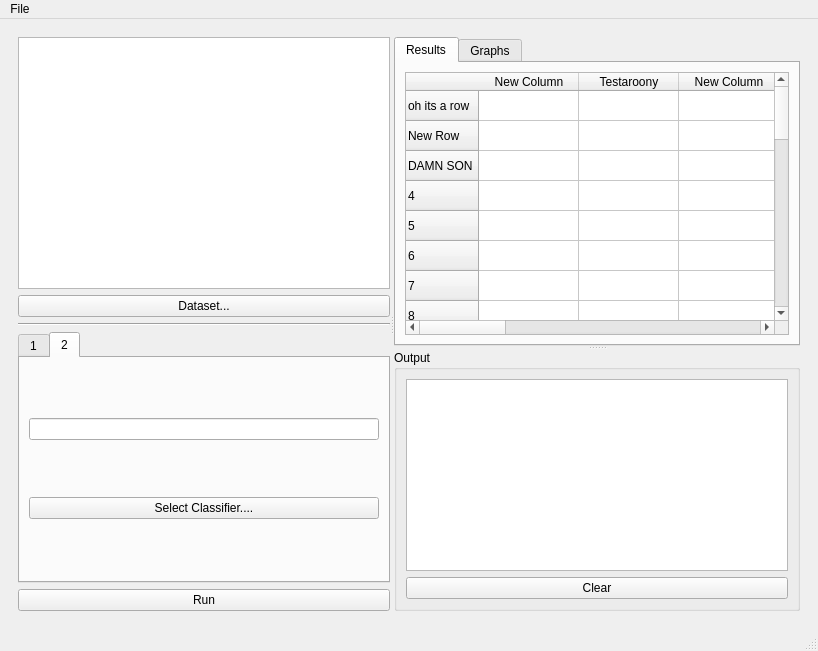
Boxfort/dissertation, file QtCreator/mainWindow.ui: the form before one commit.
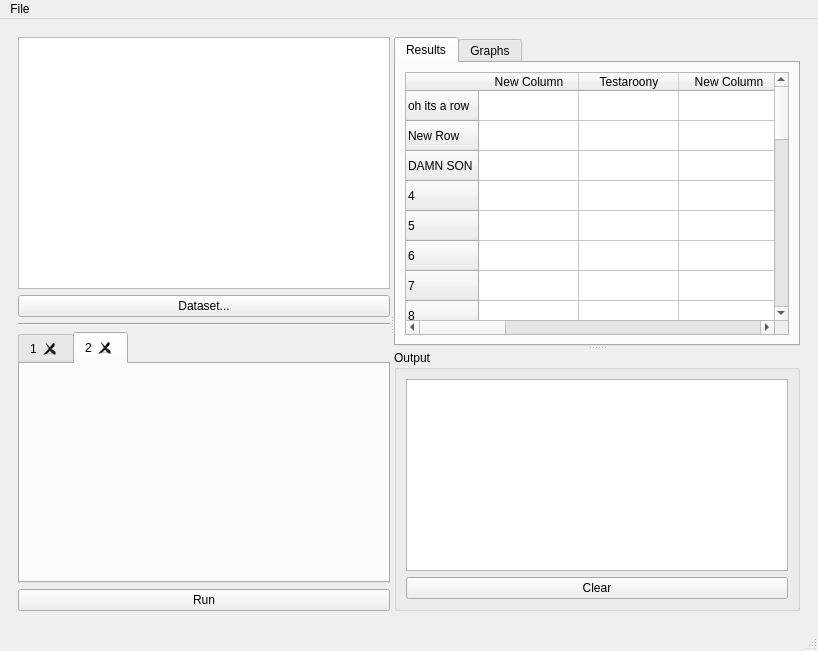
The form after the commit. The open tabs and pages were chosen to show the change.

What changed in the file:
```diff
--- a/QtCreator/mainWindow.ui
+++ b/QtCreator/mainWindow.ui
@@ -85,6 +85,9 @@
              <property name="currentIndex">
               <number>0</number>
              </property>
+             <property name="tabsClosable">
+              <bool>true</bool>
+             </property>
              <widget class="QWidget" name="tab_3">
               <attribute name="title">
                <string>1</string>
@@ -95,25 +98,7 @@
               <attribute name="title">
                <string>2</string>
               </attribute>
-              <layout class="QVBoxLayout" name="verticalLayout_5">
-               <item>
-                <widget class="QLineEdit" name="txt_alg1_2">
-                 <property name="sizePolicy">
-                  <sizepolicy hsizetype="Preferred" vsizetype="Fixed">
-                   <horstretch>0</horstretch>
-                   <verstretch>0</verstretch>
-                  </sizepolicy>
-                 </property>
-                </widget>
-               </item>
-               <item>
-                <widget class="QPushButton" name="btn_alg1_2">
-                 <property name="text">
-                  <string>Select Classifier....</string>
-                 </property>
-                </widget>
-               </item>
-              </layout>
+              <layout class="QVBoxLayout" name="verticalLayout_5"/>
              </widget>
             </widget>
            </item>
```
Left out of the diff: 21 changed lines with no effect on the pictures.
